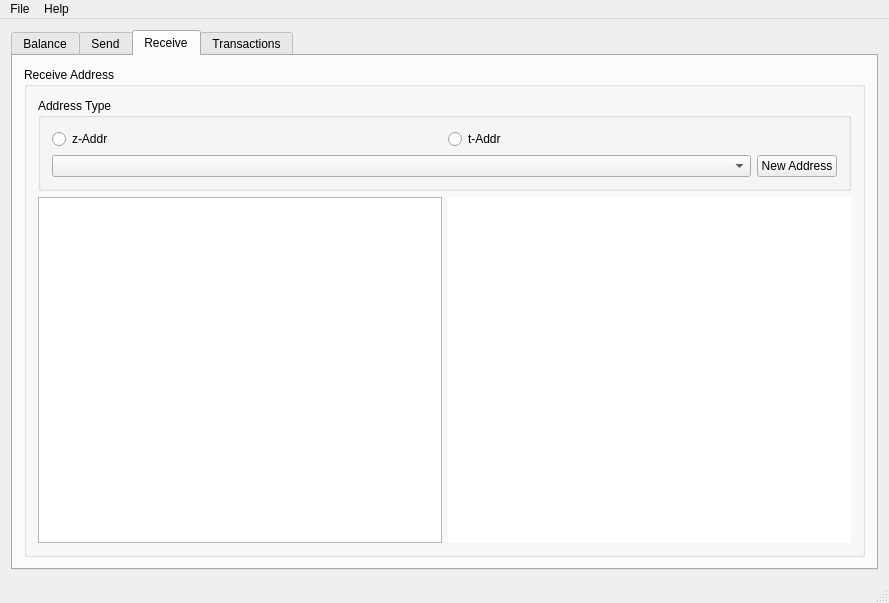
The window that src/mainwindow.ui (z-bitcoinz/BitcoinZ_Blue) describes before a commit, drawn with Qt 5.
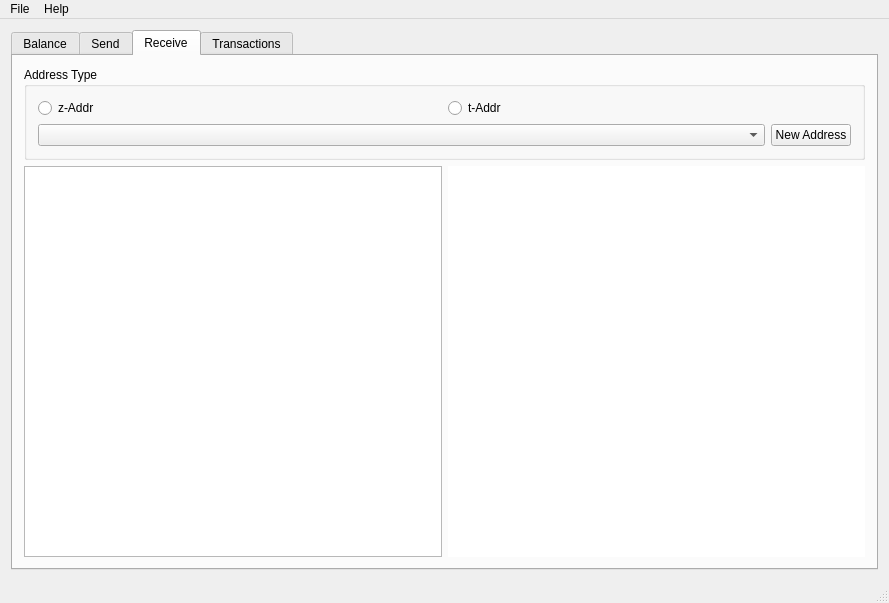
The same window after the commit. The open tabs and pages were chosen to show the change. Icons and pictures are not drawn.

Commit message: Simplify Receive tab

What changed in the file:
```diff
--- a/src/mainwindow.ui
+++ b/src/mainwindow.ui
@@ -546,12 +546,6 @@
        </attribute>
        <layout class="QVBoxLayout" name="verticalLayout_5">
         <item>
-         <widget class="QGroupBox" name="groupBox_5">
-          <property name="title">
-           <string>Receive Address</string>
-          </property>
-          <layout class="QVBoxLayout" name="verticalLayout_7">
-           <item>
             <layout class="QVBoxLayout" name="verticalLayout_8">
              <item>
               <widget class="QGroupBox" name="groupBox_6">
@@ -641,9 +635,6 @@
               </layout>
              </item>
             </layout>
-           </item>
-          </layout>
-         </widget>
         </item>
        </layout>
       </widget>
```
Left out of the diff: 8 changed lines with no effect on the pictures. Lines whose indentation alone changed are shown as unchanged. The commit also changes 1 other file.
